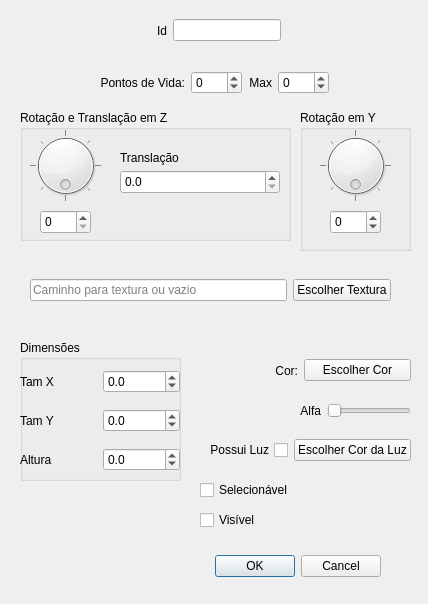
Above: ifg/qt/ui/forma.ui from matferib/tabuleiro-virtual before the change. Below: the same form after it.
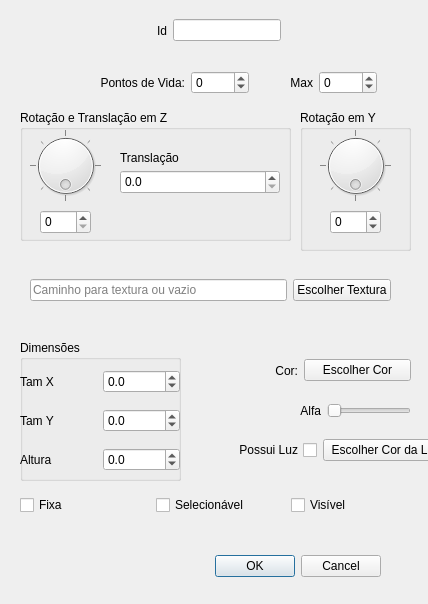
That is the form after the change.

What changed in the file:
```diff
--- a/ifg/qt/ui/forma.ui
+++ b/ifg/qt/ui/forma.ui
@@ -301,41 +301,6 @@
     </property>
    </widget>
   </widget>
-  <widget class="QCheckBox" name="checkbox_selecionavel">
-   <property name="geometry">
-    <rect>
-     <x>200</x>
-     <y>480</y>
-     <width>177</width>
-     <height>20</height>
-    </rect>
-   </property>
-   <property name="text">
-    <string>Selecionável</string>
-   </property>
-  </widget>
-  <widget class="QCheckBox" name="checkbox_visibilidade">
-   <property name="enabled">
-    <bool>true</bool>
-   </property>
-   <property name="geometry">
-    <rect>
-     <x>200</x>
-     <y>510</y>
-     <width>201</width>
-     <height>20</height>
-    </rect>
-   </property>
-   <property name="sizePolicy">
-    <sizepolicy hsizetype="Minimum" vsizetype="Fixed">
-     <horstretch>0</horstretch>
-     <verstretch>0</verstretch>
-    </sizepolicy>
-   </property>
-   <property name="text">
-    <string>Visível</string>
-   </property>
-  </widget>
   <widget class="QWidget" name="horizontalLayoutWidget_3">
    <property name="geometry">
     <rect>
@@ -387,7 +352,7 @@
     <rect>
      <x>100</x>
      <y>70</y>
-     <width>229</width>
+     <width>277</width>
      <height>26</height>
     </rect>
    </property>
@@ -451,7 +416,7 @@
     <rect>
      <x>190</x>
      <y>430</y>
-     <width>221</width>
+     <width>259</width>
      <height>41</height>
     </rect>
    </property>
@@ -579,6 +544,51 @@
     </item>
    </layout>
   </widget>
+  <widget class="QWidget" name="horizontalLayoutWidget_6">
+   <property name="geometry">
+    <rect>
+     <x>20</x>
+     <y>480</y>
+     <width>401</width>
+     <height>51</height>
+    </rect>
+   </property>
+   <layout class="QHBoxLayout" name="horizontalLayout_11">
+    <item>
+     <widget class="QCheckBox" name="checkbox_fixa">
+      <property name="toolTip">
+       <string>Se verdadeiro, nao sera movel. Selecionavel apenas com duplo clique.</string>
+      </property>
+      <property name="text">
+       <string>Fixa</string>
+      </property>
+     </widget>
+    </item>
+    <item>
+     <widget class="QCheckBox" name="checkbox_selecionavel">
+      <property name="text">
+       <string>Selecionável</string>
+      </property>
+     </widget>
+    </item>
+    <item>
+     <widget class="QCheckBox" name="checkbox_visibilidade">
+      <property name="enabled">
+       <bool>true</bool>
+      </property>
+      <property name="sizePolicy">
+       <sizepolicy hsizetype="Minimum" vsizetype="Fixed">
+        <horstretch>0</horstretch>
+        <verstretch>0</verstretch>
+       </sizepolicy>
+      </property>
+      <property name="text">
+       <string>Visível</string>
+      </property>
+     </widget>
+    </item>
+   </layout>
+  </widget>
  </widget>
  <resources/>
  <connections>
```
